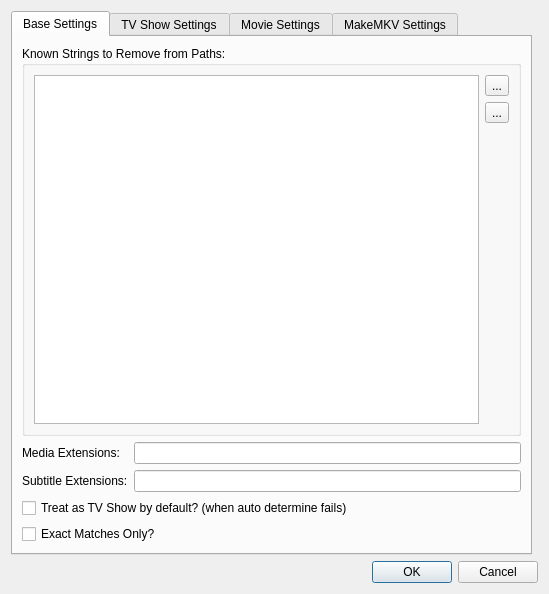
The window that UI/Preferences.ui (towel42-com/MediaManager) describes before a commit, drawn with Qt 5.
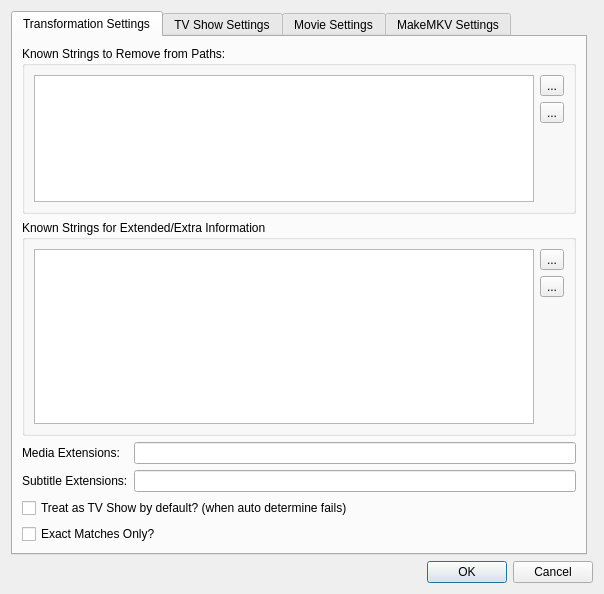
The same window after the commit. The open tabs and pages were chosen to show the change. Icons and pictures are not drawn. Custom widgets are drawn as their Qt base class.

Commit message: Support for determining extra info from filename

```diff
--- a/UI/Preferences.ui
+++ b/UI/Preferences.ui
@@ -6,7 +6,7 @@
    <rect>
     <x>0</x>
     <y>0</y>
-    <width>549</width>
+    <width>604</width>
     <height>594</height>
    </rect>
   </property>
@@ -31,24 +31,47 @@
      </property>
      <widget class="QWidget" name="tab">
       <attribute name="title">
-       <string>Base Settings</string>
+       <string>Transformation Settings</string>
       </attribute>
-      <layout class="QGridLayout" name="gridLayout_3">
+      <layout class="QGridLayout" name="gridLayout_7">
+       <item row="4" column="2">
+        <widget class="QLineEdit" name="subtitleExtensions"/>
+       </item>
        <item row="3" column="0" colspan="2">
+        <widget class="QLabel" name="label_5">
+         <property name="text">
+          <string>Media Extensions:</string>
+         </property>
+        </widget>
+       </item>
+       <item row="5" column="0" colspan="3">
         <widget class="QCheckBox" name="treatAsTVShowByDefault">
          <property name="text">
           <string>Treat as TV Show by default? (when auto determine fails)</string>
          </property>
         </widget>
        </item>
-       <item row="4" column="0" colspan="2">
+       <item row="3" column="2">
+        <widget class="QLineEdit" name="mediaExtensions">
+         <property name="sizePolicy">
+          <sizepolicy hsizetype="Expanding" vsizetype="Fixed">
+           <horstretch>0</horstretch>
+           <verstretch>0</verstretch>
+          </sizepolicy>
+         </property>
+         <property name="text">
+          <string/>
+         </property>
+        </widget>
+       </item>
+       <item row="6" column="0" colspan="3">
         <widget class="QCheckBox" name="exactMatchesOnly">
          <property name="text">
           <string>Exact Matches Only?</string>
          </property>
         </widget>
        </item>
-       <item row="0" column="0" colspan="2">
+       <item row="0" column="0" rowspan="2" colspan="3">
         <widget class="QGroupBox" name="groupBox">
          <property name="title">
           <string>Known Strings to Remove from Paths:</string>
@@ -95,35 +118,59 @@
          </layout>
         </widget>
        </item>
-       <item row="1" column="1">
-        <widget class="QLineEdit" name="mediaExtensions">
-         <property name="sizePolicy">
-          <sizepolicy hsizetype="Expanding" vsizetype="Fixed">
-           <horstretch>0</horstretch>
-           <verstretch>0</verstretch>
-          </sizepolicy>
-         </property>
-         <property name="text">
-          <string/>
-         </property>
-        </widget>
-       </item>
-       <item row="1" column="0">
-        <widget class="QLabel" name="label_5">
-         <property name="text">
-          <string>Media Extensions:</string>
-         </property>
-        </widget>
-       </item>
-       <item row="2" column="0">
+       <item row="4" column="0" colspan="2">
         <widget class="QLabel" name="label_2">
          <property name="text">
           <string>Subtitle Extensions:</string>
          </property>
         </widget>
        </item>
-       <item row="2" column="1">
-        <widget class="QLineEdit" name="subtitleExtensions"/>
+       <item row="2" column="0" colspan="3">
+        <widget class="QGroupBox" name="groupBox_2">
+         <property name="title">
+          <string>Known Strings for Extended/Extra Information</string>
+         </property>
+         <layout class="QGridLayout" name="gridLayout_3">
+          <item row="0" column="1">
+           <widget class="QToolButton" name="btnAddExtraString">
+            <property name="text">
+             <string>...</string>
+            </property>
+            <property name="icon">
+             <iconset resource="application.qrc">
+              <normaloff>:/resources/add.png</normaloff>:/resources/add.png</iconset>
+            </property>
+           </widget>
+          </item>
+          <item row="1" column="1">
+           <widget class="QToolButton" name="btnDelExtraString">
+            <property name="text">
+             <string>...</string>
+            </property>
+            <property name="icon">
+             <iconset resource="application.qrc">
+              <normaloff>:/resources/delete.png</normaloff>:/resources/delete.png</iconset>
+            </property>
+           </widget>
+          </item>
+          <item row="2" column="1">
+           <spacer name="verticalSpacer_5">
+            <property name="orientation">
+             <enum>Qt::Vertical</enum>
+            </property>
+            <property name="sizeHint" stdset="0">
+             <size>
+              <width>20</width>
+              <height>174</height>
+             </size>
+            </property>
+           </spacer>
+          </item>
+          <item row="0" column="0" rowspan="3">
+           <widget class="QListView" name="knownExtraStrings"/>
+          </item>
+         </layout>
+        </widget>
        </item>
       </layout>
      </widget>
```
Left out of the diff: 13 changed lines with no effect on the pictures. The commit also changes 4 other files.
